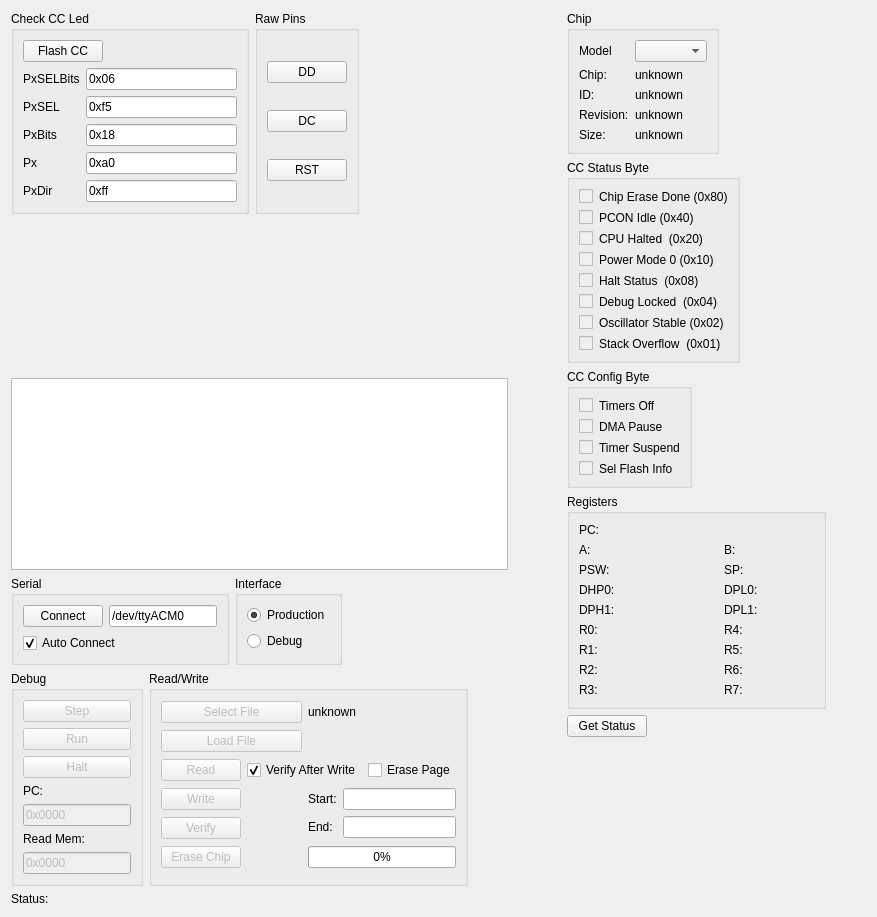
Old version of the form src/ccloadview_base.ui in the repository MoonbaseOtago/CCLoad.
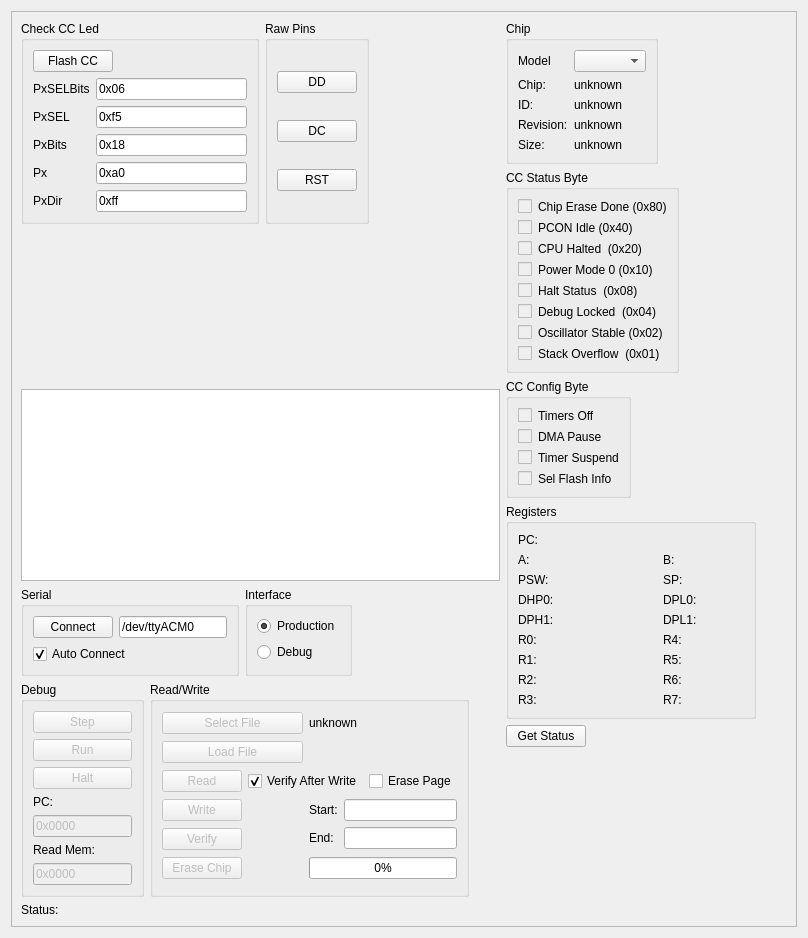
New version of the form.

Commit message: add missing include, add scroll bars to window and save size

Diff of the .ui file:
```diff
--- a/src/ccloadview_base.ui
+++ b/src/ccloadview_base.ui
@@ -6,13 +6,28 @@
    <rect>
     <x>0</x>
     <y>0</y>
-    <width>877</width>
-    <height>917</height>
+    <width>808</width>
+    <height>938</height>
    </rect>
   </property>
   <property name="windowTitle">
    <string>Form</string>
   </property>
+  <layout class="QVBoxLayout" name="verticalLayout_7">
+   <item>
+    <widget class="QScrollArea" name="scrollArea">
+     <property name="widgetResizable">
+      <bool>true</bool>
+     </property>
+     <widget class="QWidget" name="scrollAreaWidgetContents">
+      <property name="geometry">
+       <rect>
+        <x>0</x>
+        <y>0</y>
+        <width>794</width>
+        <height>924</height>
+       </rect>
+      </property>
   <layout class="QVBoxLayout" name="verticalLayout_5">
    <item>
     <layout class="QHBoxLayout" name="horizontalLayout_10">
@@ -1247,6 +1262,10 @@
       </widget>
      </item>
     </layout>
+       </item>
+      </layout>
+     </widget>
+    </widget>
    </item>
   </layout>
  </widget>
```
Left out of the diff: 30 changed lines with no effect on the pictures. Lines whose indentation alone changed are shown as unchanged. The commit also changes 4 other files.
